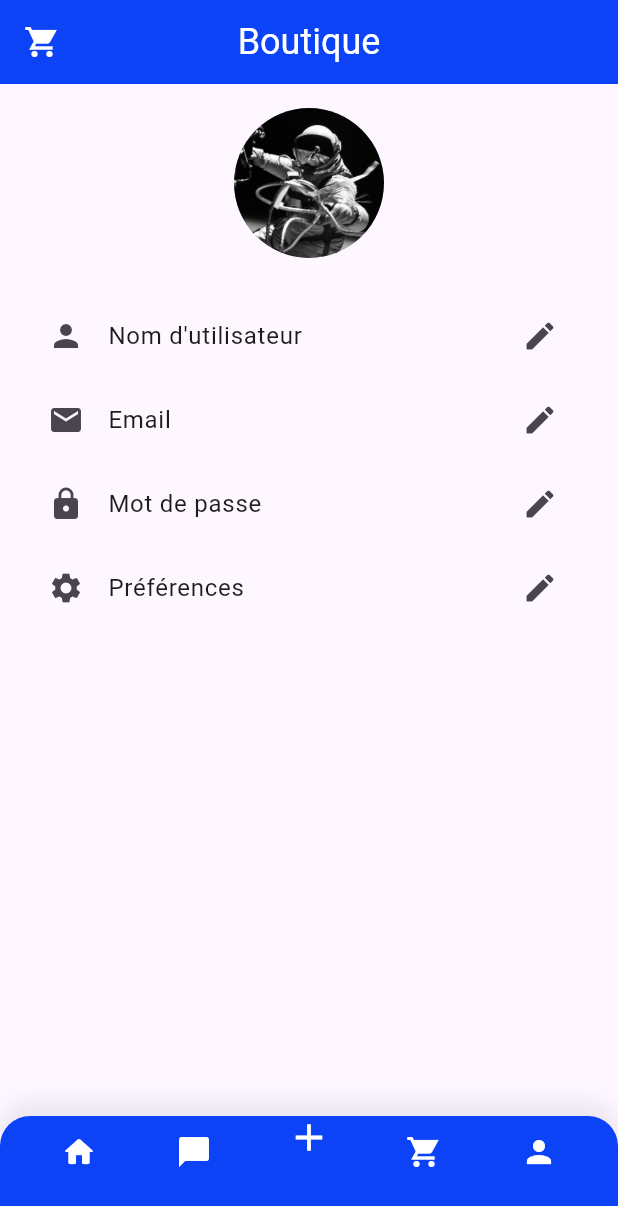
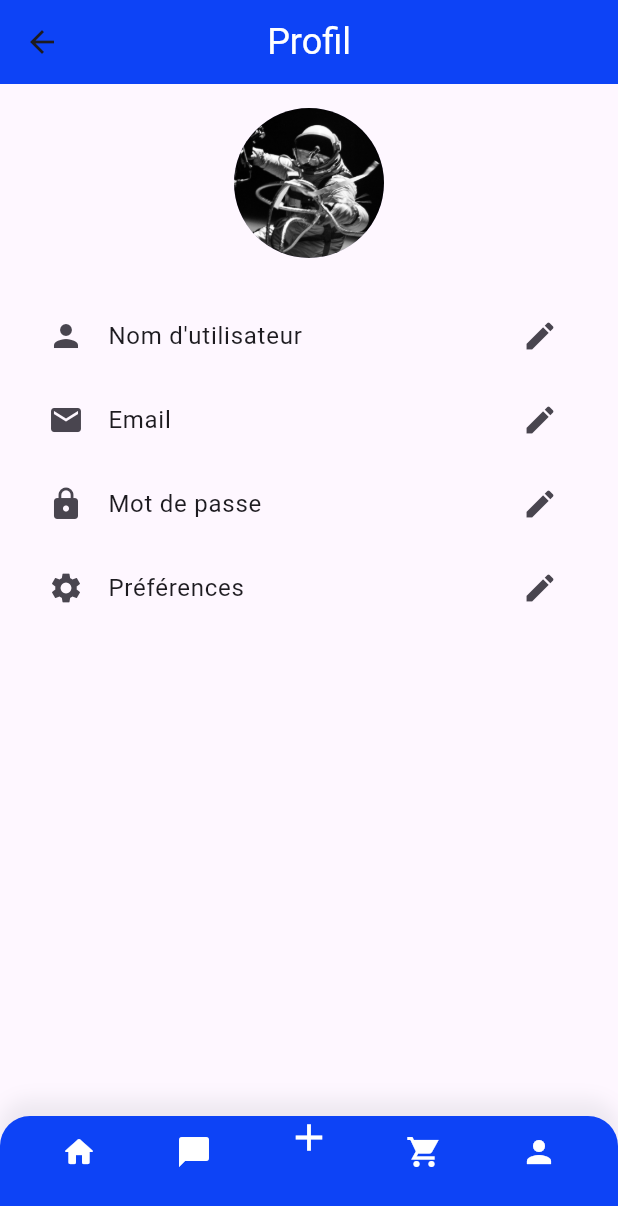
Before and after one commit to M4tte78/AP4, a Flutter app: the ProfilPage screen opened directly, on a phone screen of 412 x 824 dp. Shown: the top 1206 px of the screen. Run offline on Flutter 3.47's test engine with Material 3 defaults, Android fonts, the phone set to English and light mode, and no system bars; our stand-ins replace flutter_svg, google_fonts, share; Roboto replaces fonts that are missing (Lemon).

Commit message:
delete appbar

```diff
--- a/lib/components/appbar.dart
+++ /dev/null
@@ -1,37 +0,0 @@
-import 'package:flutter/material.dart';
-import 'package:google_fonts/google_fonts.dart';
-
-class CustomAppBar extends StatelessWidget implements PreferredSizeWidget {
-  final String title;
-  final Function onPressed;
-
-  CustomAppBar({required this.title, required this.onPressed});
-
-  @override
-  Widget build(BuildContext context) {
-    return AppBar(
-      title: Text(
-        title,
-        style: GoogleFonts.lemon(
-          fontSize: 24,
-          color: Colors.white,
-        ),
-      ),
-      centerTitle: true,
-      backgroundColor: const Color.fromARGB(255, 13, 67, 246),
-      leading: Builder(
-        builder: (context) => IconButton(
-          icon: Icon(
-            Icons.shopping_cart_sharp,
-            color: Color.fromARGB(255, 255, 255, 255),
-            size: 24,
-          ),
-          onPressed: () => onPressed(),
-        ),
-      ),
-    );
-  }
-
-  @override
-  Size get preferredSize => Size.fromHeight(kToolbarHeight);
-}
--- a/lib/pages/profil.dart
+++ b/lib/pages/profil.dart
@@ -1,6 +1,6 @@
 import 'package:flutter/material.dart';
 import 'package:firstapp/components/navbarwidget.dart';
-import 'package:firstapp/components/appbar.dart';
+import 'package:google_fonts/google_fonts.dart';
 
 class ProfilPage extends StatelessWidget {
   const ProfilPage({Key? key}) : super(key: key);
@@ -8,10 +8,14 @@
   @override
   Widget build(BuildContext context) {
     return Scaffold(
-       appBar: CustomAppBar(
-    title: 'Boutique',
-    onPressed: () => _scaffoldKey.currentState!.openDrawer(),
-  ),
+      appBar: AppBar(
+        title: Text('Profil', style: GoogleFonts.lemon(
+          fontSize: 24,
+          color: Colors.white,
+        ),),
+        centerTitle: true,
+        backgroundColor: const Color.fromARGB(255, 13, 67, 246),
+      ),
       body: Padding(
         padding: const EdgeInsets.all(16.0),
         child: Column(
```
